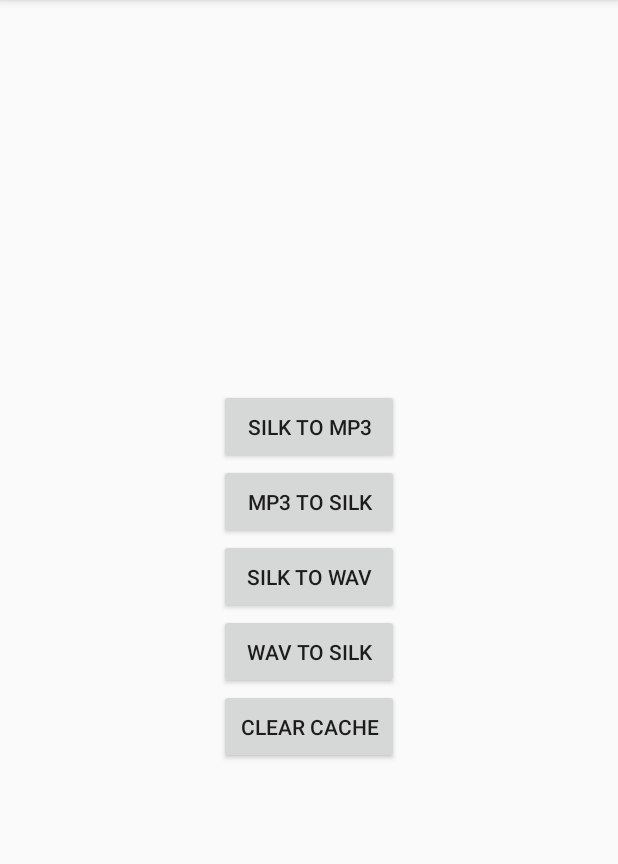
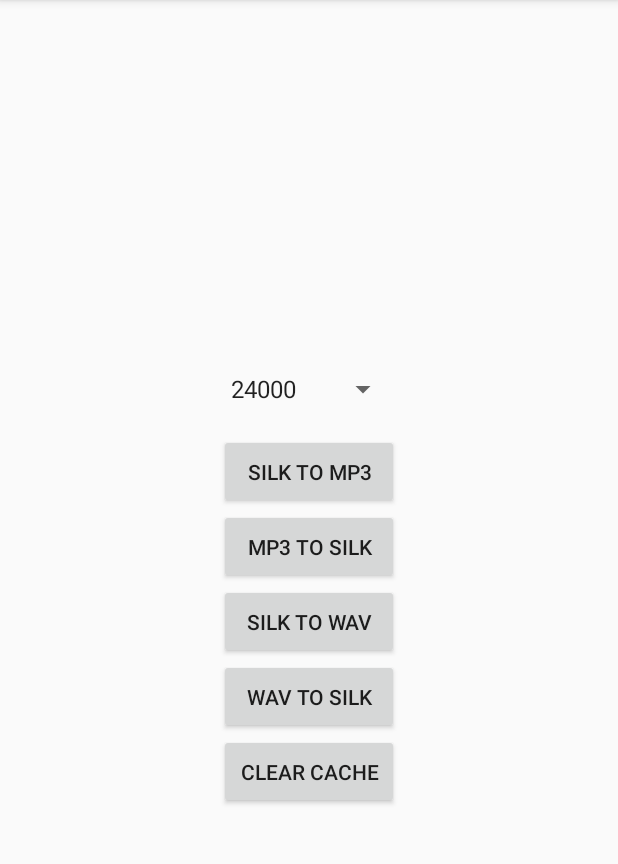
Before and after one commit to fishCoder/Silk_v3_decoder, an Android app: the screen it shows after launch (MainActivity), on a phone screen of 412 x 824 dp, the part 84-948 px from its top. Run offline under Robolectric (Android 15) with nearby library versions, the phone set to English and light mode, and no system bars.

Commit message:
可以设置采样率，不限制so

```diff
--- a/app/src/main/res/layout/activity_main.xml
+++ b/app/src/main/res/layout/activity_main.xml
@@ -15,6 +15,12 @@
         app:layout_constraintTop_toTopOf="parent"
         android:layout_width="wrap_content"
         android:layout_height="wrap_content">
+
+        <Spinner
+            android:id="@+id/spinner"
+            android:entries="@array/rates"
+            android:layout_width="120dp"
+            android:layout_height="60dp"/>
 
 
         <Button
--- /dev/null
+++ b/app/src/main/res/values/rates.xml
@@ -0,0 +1,14 @@
+<?xml version="1.0" encoding="utf-8"?>
+<resources>
+    <string-array name="rates">
+        <item>48000 </item>
+        <item>44100</item>
+        <item>32000</item>
+        <item>24000</item>
+        <item>22050</item>
+        <item>16000 </item>
+        <item>12000</item>
+        <item>11025</item>
+        <item>8000</item>
+    </string-array>
+</resources>
--- a/decoder/build.gradle
+++ b/decoder/build.gradle
@@ -23,7 +23,6 @@ android {
                 cFlags "-DSTDC_HEADERS -DHAVE_CONFIG_H -DFPM_DEFAULT"
             }
             ndk {
-                abiFilters 'armeabi-v7a','arm64-v8a'
             }
 
         }
```
Also changed, not shown: app/src/main/java/com/fulongbin/silk_v3_decoder/MainActivity.java (+49 -13 lines), decoder/src/main/java/com/fulongbin/decoder/Silk.java (+12 -12 lines), 6 other files.
